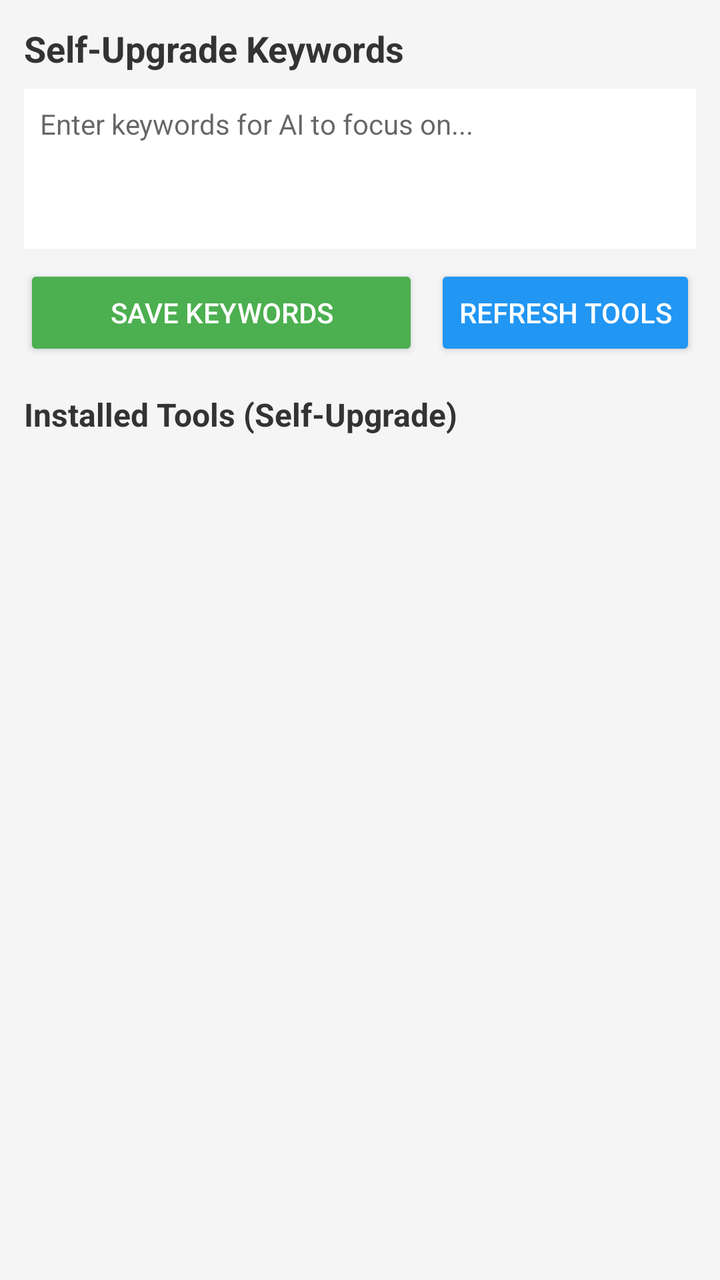
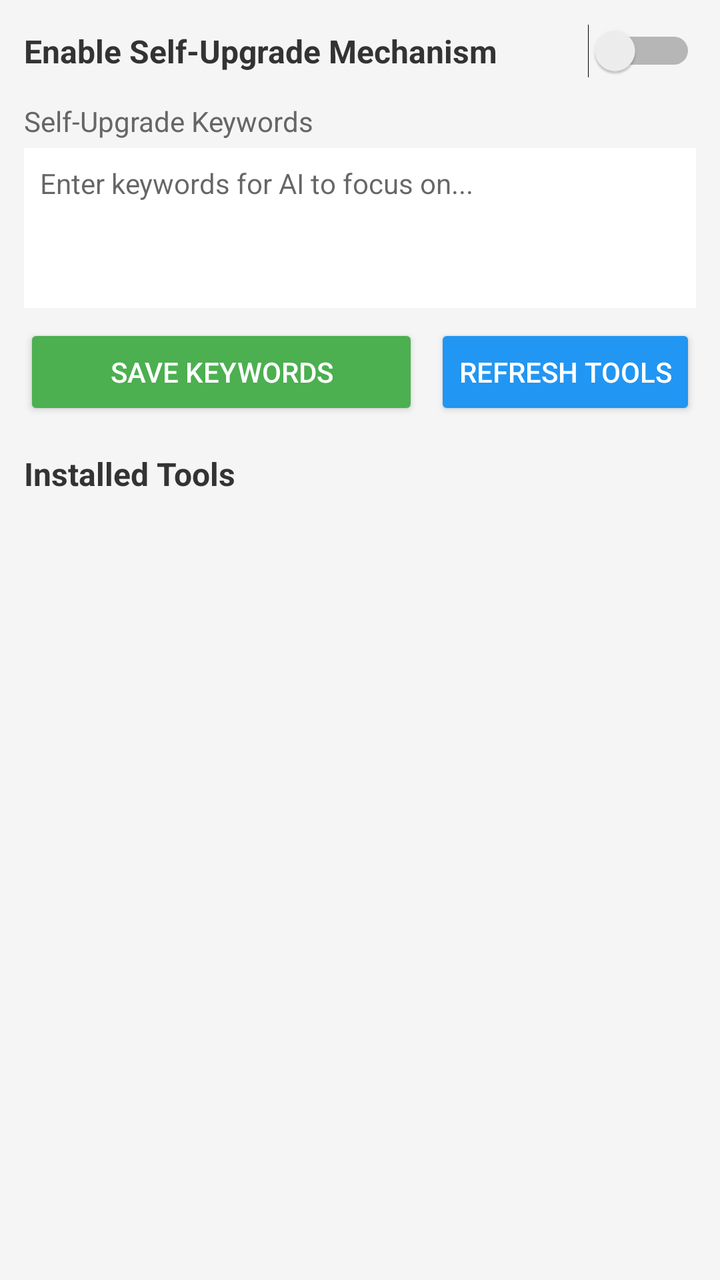

An Android layout rendered at two revisions. The XML below is the earlier revision; the diff shows what the commit changed to produce the second picture.
<!-- AndroidManifest.xml: application theme AppTheme -->
<!-- res/layout/activity_tools.xml -->
<?xml version="1.0" encoding="utf-8"?>
<LinearLayout xmlns:android="http://schemas.android.com/apk/res/android"
    android:layout_width="match_parent"
    android:layout_height="match_parent"
    android:orientation="vertical"
    android:padding="12dp"
    android:background="#F5F5F5">

    <TextView
        android:layout_width="match_parent"
        android:layout_height="wrap_content"
        android:text="Self-Upgrade Keywords"
        android:textSize="18sp"
        android:textStyle="bold"
        android:textColor="#333333"
        android:layout_marginBottom="8dp" />

    <EditText
        android:id="@+id/et_keywords"
        android:layout_width="match_parent"
        android:layout_height="80dp"
        android:gravity="top|start"
        android:hint="Enter keywords for AI to focus on..."
        android:inputType="textMultiLine"
        android:background="#FFFFFF"
        android:padding="8dp"
        android:textSize="14sp"
        android:layout_marginBottom="8dp" />

    <LinearLayout
        android:layout_width="match_parent"
        android:layout_height="wrap_content"
        android:orientation="horizontal"
        android:layout_marginBottom="16dp">

        <Button
            android:id="@+id/btn_save_keywords"
            android:layout_width="0dp"
            android:layout_height="wrap_content"
            android:layout_weight="1"
            android:text="Save Keywords"
            android:backgroundTint="#4CAF50"
            android:textColor="#FFFFFF" />

        <Button
            android:id="@+id/btn_refresh_tools"
            android:layout_width="wrap_content"
            android:layout_height="wrap_content"
            android:layout_marginStart="8dp"
            android:text="Refresh Tools"
            android:backgroundTint="#2196F3"
            android:textColor="#FFFFFF" />
    </LinearLayout>

    <TextView
        android:layout_width="match_parent"
        android:layout_height="wrap_content"
        android:text="Installed Tools (Self-Upgrade)"
        android:textSize="16sp"
        android:textStyle="bold"
        android:textColor="#333333"
        android:layout_marginBottom="8dp" />

    <ListView
        android:id="@+id/lv_tools"
        android:layout_width="match_parent"
        android:layout_height="0dp"
        android:layout_weight="1"
        android:divider="#DDDDDD"
        android:dividerHeight="1dp" />

    <TextView
        android:id="@+id/tv_no_tools"
        android:layout_width="match_parent"
        android:layout_height="wrap_content"
        android:text="No tools installed yet. Ask the AI Agent to build one!"
        android:textAlignment="center"
        android:textColor="#999999"
        android:visibility="gone" />
</LinearLayout>
<!-- resources referenced by this layout -->
<resources>
  <style name="AppTheme" parent="@android:style/Theme.Material.Light.NoActionBar">
          <item name="android:statusBarColor">#FFFFFF</item>
          <item name="android:windowLightStatusBar">true</item>
          <item name="android:navigationBarColor">#FFFFFF</item>
      </style>
</resources>

<!-- the commit's change to res/layout/activity_tools.xml (unified diff, before → after) -->
@@ -6,14 +6,35 @@
     android:padding="12dp"
     android:background="#F5F5F5">
 
+    <LinearLayout
+        android:layout_width="match_parent"
+        android:layout_height="wrap_content"
+        android:orientation="horizontal"
+        android:gravity="center_vertical"
+        android:layout_marginBottom="12dp">
+
+        <TextView
+            android:layout_width="0dp"
+            android:layout_height="wrap_content"
+            android:layout_weight="1"
+            android:text="Enable Self-Upgrade Mechanism"
+            android:textSize="16sp"
+            android:textStyle="bold"
+            android:textColor="#333333" />
+
+        <Switch
+            android:id="@+id/sw_self_upgrade"
+            android:layout_width="wrap_content"
+            android:layout_height="wrap_content" />
+    </LinearLayout>
+
     <TextView
         android:layout_width="match_parent"
         android:layout_height="wrap_content"
         android:text="Self-Upgrade Keywords"
-        android:textSize="18sp"
-        android:textStyle="bold"
-        android:textColor="#333333"
-        android:layout_marginBottom="8dp" />
+        android:textSize="14sp"
+        android:textColor="#666666"
+        android:layout_marginBottom="4dp" />
 
     <EditText
         android:id="@+id/et_keywords"
@@ -55,7 +76,7 @@
     <TextView
         android:layout_width="match_parent"
         android:layout_height="wrap_content"
-        android:text="Installed Tools (Self-Upgrade)"
+        android:text="Installed Tools"
         android:textSize="16sp"
         android:textStyle="bold"
         android:textColor="#333333"
@@ -73,7 +94,7 @@
         android:id="@+id/tv_no_tools"
         android:layout_width="match_parent"
         android:layout_height="wrap_content"
-        android:text="No tools installed yet. Ask the AI Agent to build one!"
+        android:text="No tools installed yet."
         android:textAlignment="center"
         android:textColor="#999999"
         android:visibility="gone" />
